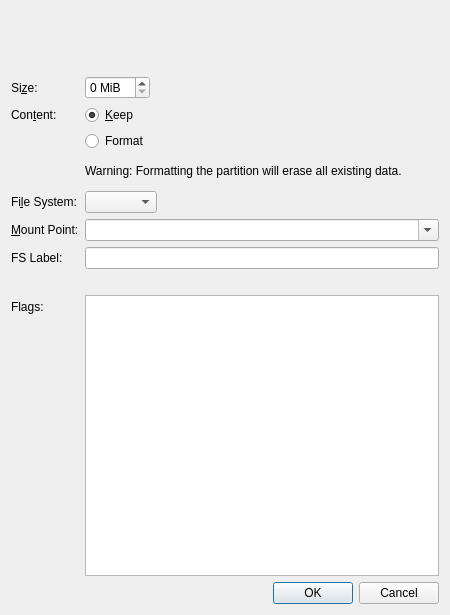
Old version of the form src/modules/partition/gui/EditExistingPartitionDialog.ui in the repository calamares/calamares.
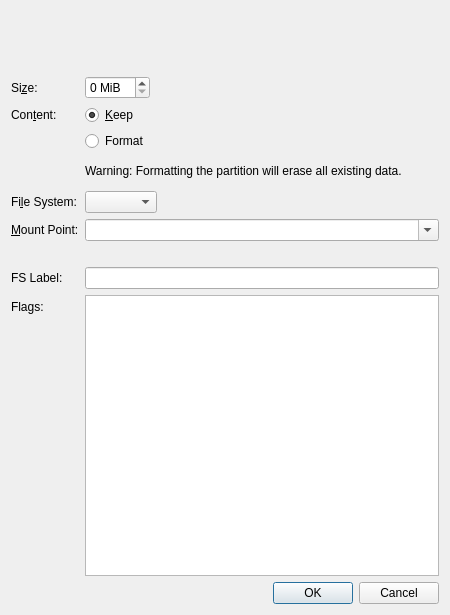
New version of the form. Custom widgets are drawn as their Qt base class.

Commit message:
[partition] Move message closer to input field
The warning about the mount point -- that it was in-use or
invalid -- had been separated from the drop-down by the
FSLabel field. Move it back, rename the variable for
clarity while we're at it.

Patch:
```diff
--- a/src/modules/partition/gui/EditExistingPartitionDialog.ui
+++ b/src/modules/partition/gui/EditExistingPartitionDialog.ui
@@ -174,13 +174,6 @@
       </widget>
      </item>
      <item row="8" column="1">
-      <widget class="QLabel" name="labelMountPoint">
-       <property name="text">
-        <string/>
-       </property>
-      </widget>
-     </item>
-     <item row="7" column="1">
       <widget class="QLineEdit" name="fileSystemLabelEdit">
        <property name="toolTip">
         <string>Label for the filesystem</string>
@@ -190,13 +183,20 @@
        </property>
       </widget>
      </item>
-     <item row="7" column="0">
+     <item row="8" column="0">
       <widget class="QLabel" name="fileSystemLabelLabel">
        <property name="text">
         <string>FS Label:</string>
        </property>
       </widget>
      </item>
+     <item row="7" column="1">
+      <widget class="QLabel" name="mountPointExplanation">
+       <property name="text">
+        <string/>
+       </property>
+      </widget>
+     </item>
     </layout>
    </item>
    <item>
```
Left out of the diff: 4 changed lines with no effect on the pictures. The commit also changes 3 other files.
